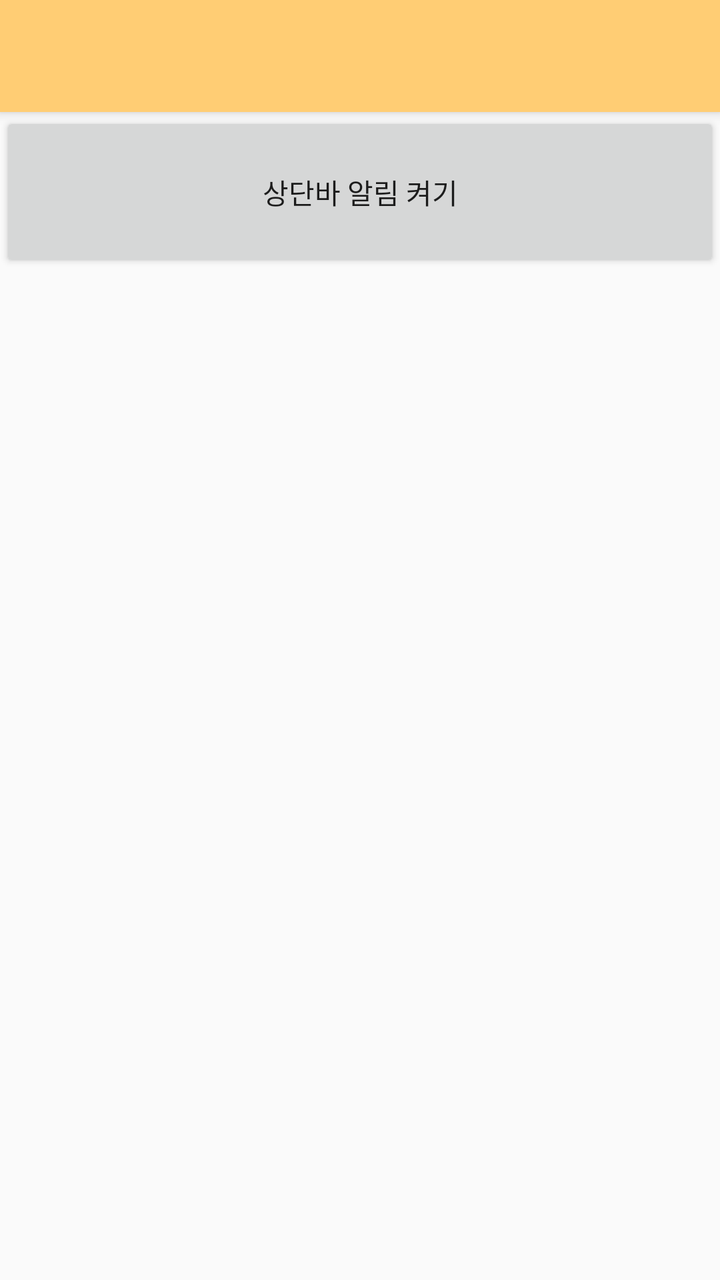
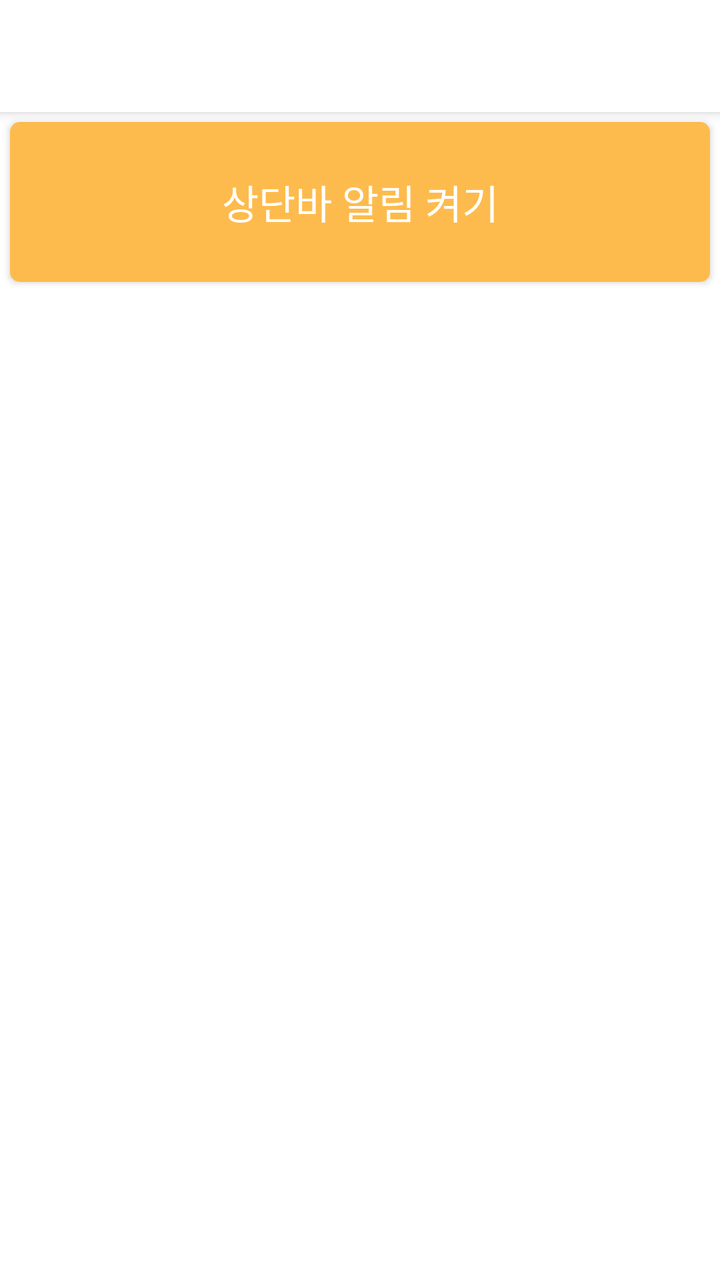

The first picture is an Android layout as it rendered before a commit; the second is the same layout after the commit. The layout source and the unified diff follow.
<!-- AndroidManifest.xml: application theme Theme.FamousSaying -->
<!-- res/layout/activity_setting.xml -->
<?xml version="1.0" encoding="utf-8"?>
<layout xmlns:android="http://schemas.android.com/apk/res/android"
    xmlns:app="http://schemas.android.com/apk/res-auto"
    xmlns:tools="http://schemas.android.com/tools">

    <LinearLayout
        android:layout_width="match_parent"
        android:layout_height="match_parent"
        android:orientation="vertical">

        <androidx.appcompat.widget.Toolbar
            android:id="@+id/toolbar"
            android:layout_width="match_parent"
            android:layout_height="wrap_content"
            android:background="@color/btn"
            android:elevation="4dp"
            android:title="@string/app_name"
            app:titleTextColor="@color/white"/>


        <Button
            android:id="@+id/noticeBtn"
            android:layout_width="match_parent"
            android:layout_height="80dp"
            android:text="상단바 알림 켜기"/>


    </LinearLayout>


</layout>
<!-- resources referenced by this layout -->
<resources>
  <color name="btn">#FFCD74</color>
  <color name="white">#FFFFFF</color>
  <string name="app_name">심플명언</string>
  <style name="Theme.FamousSaying" parent="Theme.AppCompat.Light.NoActionBar">
         
          
          <item name="colorPrimary">@color/btn</item>
          <item name="colorPrimaryVariant">@color/btn</item>
          <item name="colorOnPrimary">@color/white</item>
          
          <item name="colorSecondary">@color/teal_200</item>
          <item name="colorSecondaryVariant">@color/teal_700</item>
          <item name="colorOnSecondary">@color/black</item>
          
          <item name="android:statusBarColor">@color/btn</item>
          
      </style>
  <color name="teal_200">#FF03DAC5</color>
  <color name="teal_700">#FF018786</color>
  <color name="black">#FF000000</color>
</resources>

<!-- the commit's change to res/layout/activity_setting.xml (unified diff, before → after) -->
@@ -6,6 +6,7 @@
     <LinearLayout
         android:layout_width="match_parent"
         android:layout_height="match_parent"
+        android:background="@color/btn"
         android:orientation="vertical">
 
         <androidx.appcompat.widget.Toolbar
@@ -22,6 +23,10 @@
             android:id="@+id/noticeBtn"
             android:layout_width="match_parent"
             android:layout_height="80dp"
+            android:background="@drawable/buttonshape"
+            android:textColor="@color/white"
+            android:textSize="20dp"
+            android:layout_margin="5dp"
             android:text="상단바 알림 켜기"/>
 
 
<!-- resource entries referenced after the edit -->
@@ -1,7 +1,19 @@
 <!-- resources referenced by this layout -->
 <resources>
-  <color name="btn">#FFCD74</color>
+  <color name="btn">#FFFFFF</color>
   <color name="white">#FFFFFF</color>
+  <!-- drawable buttonshape (drawable) -->
+  <?xml version="1.0" encoding="utf-8"?>
+  <shape xmlns:android="http://schemas.android.com/apk/res/android"
+      android:padding="10dp"
+      android:shape="rectangle" >
+      <solid android:color="@color/btn2" />
+      <corners
+          android:bottomLeftRadius="5dp"
+          android:bottomRightRadius="5dp"
+          android:topLeftRadius="5dp"
+          android:topRightRadius="5dp" />
+  </shape>
   <string name="app_name">심플명언</string>
   <style name="Theme.FamousSaying" parent="Theme.AppCompat.Light.NoActionBar">
          
@@ -14,9 +26,10 @@
           <item name="colorSecondaryVariant">@color/teal_700</item>
           <item name="colorOnSecondary">@color/black</item>
           
-          <item name="android:statusBarColor">@color/btn</item>
+          <item name="android:statusBarColor">?attr/colorPrimaryVariant</item>
           
       </style>
+  <color name="btn2">#FEBB4D</color>
   <color name="teal_200">#FF03DAC5</color>
   <color name="teal_700">#FF018786</color>
   <color name="black">#FF000000</color>
